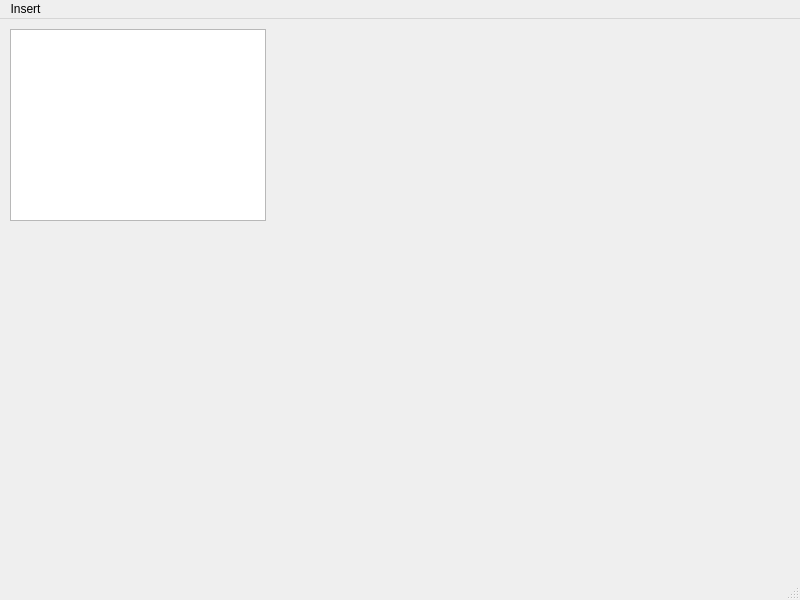
Old version of the form mainwindow.ui in the repository bogdanov-d-a/TableEditor.
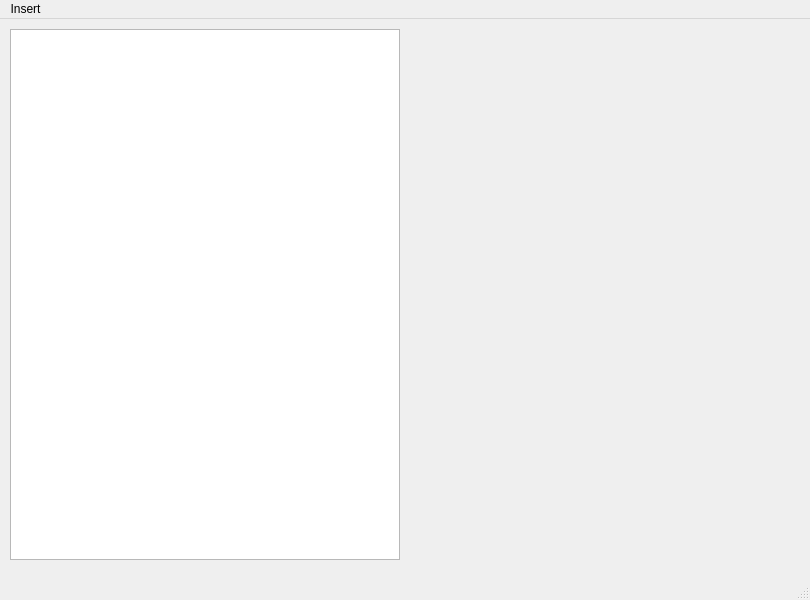
New version of the form.

What changed in the file:
```diff
--- a/mainwindow.ui
+++ b/mainwindow.ui
@@ -6,7 +6,7 @@
    <rect>
     <x>0</x>
     <y>0</y>
-    <width>800</width>
+    <width>810</width>
     <height>600</height>
    </rect>
   </property>
@@ -19,8 +19,8 @@
      <rect>
       <x>10</x>
       <y>10</y>
-      <width>256</width>
-      <height>192</height>
+      <width>390</width>
+      <height>531</height>
      </rect>
     </property>
    </widget>
@@ -30,7 +30,7 @@
     <rect>
      <x>0</x>
      <y>0</y>
-     <width>800</width>
+     <width>810</width>
      <height>21</height>
     </rect>
    </property>
```
